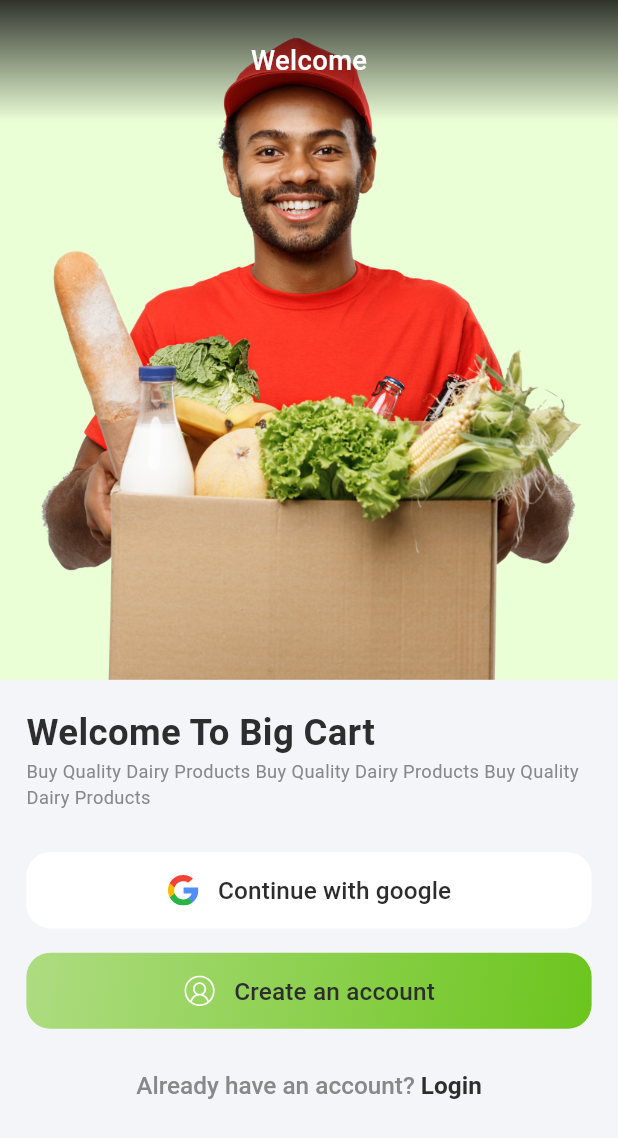
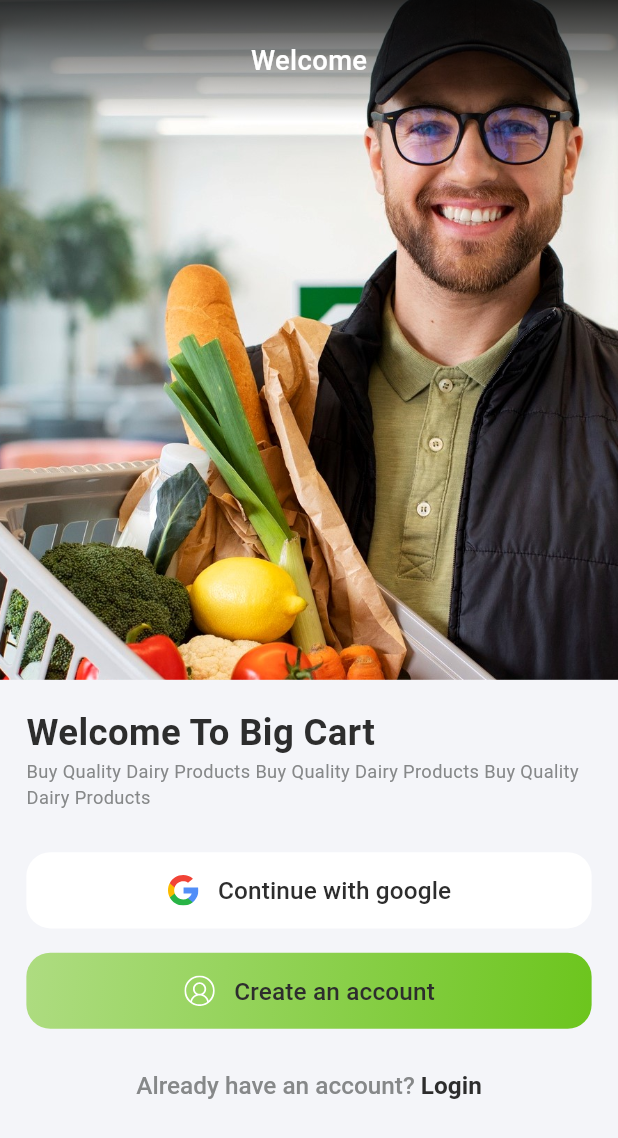
Before and after one commit to MOHAMD-ASHRAF/big_cart, a Flutter app: the WelcomePage screen opened by its route, on a phone screen of 412 x 824 dp. Shown: the top 1138 px of the screen. Run offline on Flutter 3.47's test engine with Material 3 defaults, Android fonts, the phone set to English and light mode, and no system bars; our stand-ins replace flutter_screenutil, flutter_svg, google_fonts; Roboto replaces fonts that are missing (Cairo).

```diff
--- a/lib/core/constants/app_assets.dart
+++ b/lib/core/constants/app_assets.dart
@@ -9,7 +9,7 @@ abstract class AppAssets {
   static const String firstImage = 'assets/image/first_image.png';
   static const String secondImage = 'assets/image/second_image.png';
   static const String thirdImage = 'assets/image/thired_image.png';
-  static const String welcomeImage = 'assets/image/welcomePage.png';
+  static const String welcomeImage = 'assets/image/login.jpg';
 
   //****************************************************************************
 
--- a/lib/features/login/ui/pages/welcome_page.dart
+++ b/lib/features/login/ui/pages/welcome_page.dart
@@ -22,6 +22,7 @@ class WelcomePage extends StatelessWidget {
           Image.asset(
             AppAssets.welcomeImage,
             width: double.infinity,
+            height: MediaQuery.of(context).size.height * 0.75,
             fit: BoxFit.cover,
           ),
           Column(children: [
```
Also changed, not shown: assets/image/login.jpg (added).
